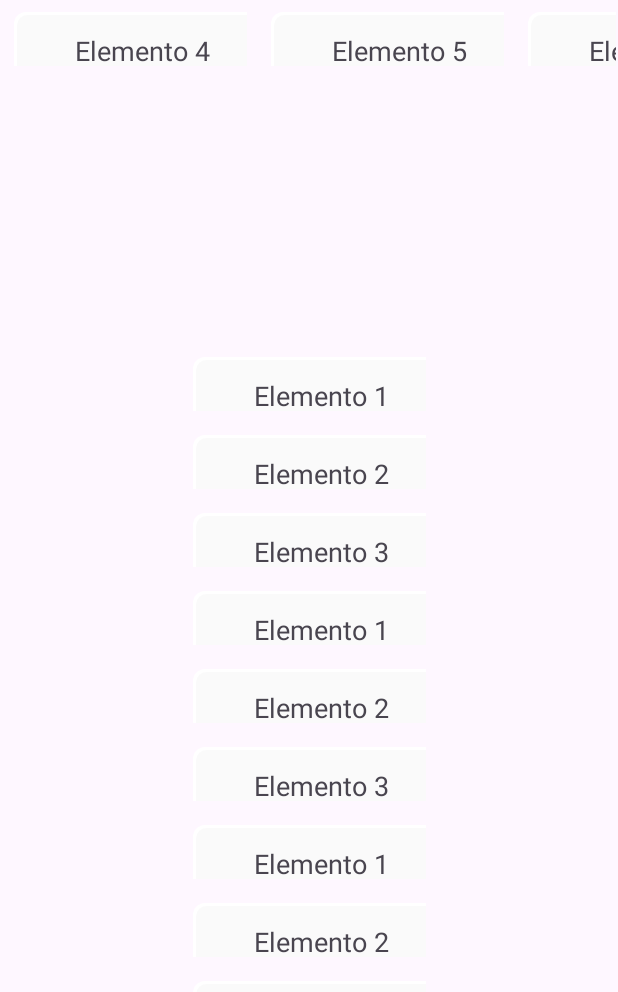
After one commit to Paola199723/frontend_android, an Android app: the listaStock screen opened directly, with no data from a screen before it, on a phone screen of 412 x 824 dp. The commit adds this screen. Shown: the top 992 px of the screen. Run offline under Robolectric (Android 15) with nearby library versions, the phone set to English and light mode, and no system bars.

Commit message:
se crean pantallas

```diff
--- a/app/build.gradle.kts
+++ b/app/build.gradle.kts
@@ -45,6 +45,7 @@ dependencies {
     implementation(libs.material)
     implementation(libs.androidx.activity)
     implementation(libs.androidx.constraintlayout)
+    implementation("androidx.recyclerview:recyclerview:1.2.1")
     testImplementation(libs.junit)
     androidTestImplementation(libs.androidx.junit)
     androidTestImplementation(libs.androidx.espresso.core)
--- a/app/src/main/AndroidManifest.xml
+++ b/app/src/main/AndroidManifest.xml
@@ -12,6 +12,10 @@
         android:supportsRtl="true"
         android:theme="@style/Theme.Prueba"
         tools:targetApi="31">
+
+        <activity
+            android:name=".listaStock"
+            android:exported="false" />
         <activity
             android:name=".MainActivity"
             android:exported="true">
--- /dev/null
+++ b/app/src/main/java/com/example/prueba/CustomAdapter.kt
@@ -0,0 +1,33 @@
+import android.view.LayoutInflater
+import android.view.View
+import android.view.ViewGroup
+import android.widget.TextView
+import androidx.recyclerview.widget.RecyclerView
+import com.example.prueba.R
+
+class CustomAdapter(
+    private val items: List<String>,
+    private val onItemClick: (Int) -> Unit // Agregamos la función de clic
+) : RecyclerView.Adapter<CustomAdapter.ViewHolder>() {
+
+    class ViewHolder(view: View) : RecyclerView.ViewHolder(view) {
+        val textView: TextView = view.findViewById(R.id.textView)
+    }
+
+    override fun onCreateViewHolder(parent: ViewGroup, viewType: Int): ViewHolder {
+        val view = LayoutInflater.from(parent.context)
+            .inflate(R.layout.item_list, parent, false)
+        return ViewHolder(view)
+    }
+
+    override fun onBindViewHolder(holder: ViewHolder, position: Int) {
+        holder.textView.text = items[position]
+
+        // Asignamos el click listener para cada item
+        holder.itemView.setOnClickListener {
+            onItemClick(position) // Llamamos la función con la posición del ítem
+        }
+    }
+
+    override fun getItemCount() = items.size
+}
--- a/app/src/main/java/com/example/prueba/MainActivity.kt
+++ b/app/src/main/java/com/example/prueba/MainActivity.kt
@@ -31,6 +31,9 @@ class MainActivity : AppCompatActivity() {
         if (!validarEmail(email)) {
             email_text.setError("Email no válido")
             // Aquí agregas la lógica de validación
+        }else{
+            val intent = Intent(this, listaStock::class.java)
+            startActivity(intent)
         }
     }
 
--- /dev/null
+++ b/app/src/main/java/com/example/prueba/listaStock.kt
@@ -0,0 +1,40 @@
+package com.example.prueba
+
+import CustomAdapter
+import android.os.Bundle
+import android.widget.Toast
+import androidx.activity.enableEdgeToEdge
+import androidx.appcompat.app.AppCompatActivity
+import androidx.core.view.ViewCompat
+import androidx.core.view.WindowInsetsCompat
+import androidx.recyclerview.widget.LinearLayoutManager
+import androidx.recyclerview.widget.RecyclerView
+import com.example.prueba.databinding.ActivityListaStockBinding
+
+class listaStock : AppCompatActivity() {
+
+    private lateinit var binding: ActivityListaStockBinding
+
+    override fun onCreate(savedInstanceState: Bundle?) {
+        super.onCreate(savedInstanceState)
+        binding = ActivityListaStockBinding.inflate(layoutInflater)
+        setContentView(binding.root)
+
+        val items = listOf("Elemento 1", "Elemento 2", "Elemento 3","Elemento 1", "Elemento 2", "Elemento 3","Elemento 1", "Elemento 2", "Elemento 3","Elemento 1", "Elemento 2", "Elemento 3","Elemento 1", "Elemento 2", "Elemento 3") // Datos
+
+        val itemsmenu = listOf("Elemento 4", "Elemento 5", "Elemento 6","Elemento 4", "Elemento 5", "Elemento 6","Elemento 4", "Elemento 5", "Elemento 6","Elemento 4", "Elemento 5", "Elemento 6","Elemento 4", "Elemento 5", "Elemento 6") // Datos
+
+        val adapter = CustomAdapter(items){position ->
+            Toast.makeText(this, "Item en posición: $position", Toast.LENGTH_SHORT).show()
+        }
+        val adapter2 = CustomAdapter(itemsmenu){position ->
+            Toast.makeText(this, "Item en posición: $position", Toast.LENGTH_SHORT).show()
+        }
+        binding.RecyclerView.layoutManager = LinearLayoutManager(this)
+        binding.RecyclerView.adapter = adapter
+
+        binding.RecyclerViewMenu.layoutManager = LinearLayoutManager(this,LinearLayoutManager.HORIZONTAL, false)
+        binding.RecyclerViewMenu.adapter = adapter2
+
+    }
+}
--- /dev/null
+++ b/app/src/main/res/drawable/textview_background.xml
@@ -0,0 +1,21 @@
+<?xml version="1.0" encoding="utf-8"?>
+<layer-list  xmlns:android="http://schemas.android.com/apk/res/android">
+        <!-- Sombra en la parte inferior -->
+        <item>
+            <shape android:shape="rectangle">
+                <corners android:radius="8dp"/>
+                <solid android:color="#FFFFFF"/>
+                <padding android:bottom="4dp"/>
+                <shadowColor android:color="#80000000"/>
+            </shape>
+        </item>
+
+        <!-- Borde blanco -->
+        <item>
+            <shape android:shape="rectangle">
+                <corners android:radius="8dp"/>
+                <stroke android:width="2dp" android:color="#FFFFFF"/>
+                <solid android:color="#FAFAFA"/>
+            </shape>
+        </item>
+</layer-list >
--- /dev/null
+++ b/app/src/main/res/layout/activity_lista_stock.xml
@@ -0,0 +1,44 @@
+<?xml version="1.0" encoding="utf-8"?>
+<androidx.constraintlayout.widget.ConstraintLayout xmlns:android="http://schemas.android.com/apk/res/android"
+    xmlns:app="http://schemas.android.com/apk/res-auto"
+    xmlns:tools="http://schemas.android.com/tools"
+    android:id="@+id/main"
+    android:layout_width="match_parent"
+    android:layout_height="match_parent"
+    tools:context=".listaStock">
+
+    <ScrollView
+        android:id="@+id/scrollView2"
+        android:layout_width="match_parent"
+        android:layout_height="wrap_content"
+        android:layout_margin="@dimen/cardview_compat_inset_shadow"
+        android:orientation="horizontal"
+        android:scrollbars="horizontal"
+        tools:layout_editor_absoluteX="1dp">
+
+        <LinearLayout
+            android:layout_width="match_parent"
+            android:layout_height="wrap_content">
+
+            <androidx.recyclerview.widget.RecyclerView
+                android:id="@+id/RecyclerViewMenu"
+                android:layout_width="match_parent"
+                android:layout_height="wrap_content"
+                android:scrollbarStyle="outsideInset" />
+        </LinearLayout>
+    </ScrollView>
+
+    <androidx.recyclerview.widget.RecyclerView
+        android:id="@+id/RecyclerView"
+        android:layout_width="wrap_content"
+        android:layout_height="440dp"
+        android:layout_marginTop="24dp"
+        app:layout_constraintBottom_toBottomOf="parent"
+        app:layout_constraintEnd_toEndOf="parent"
+        app:layout_constraintStart_toStartOf="parent"
+        app:layout_constraintTop_toBottomOf="@+id/scrollView2"
+        tools:ignore="MissingConstraints"
+        android:gravity="center"
+        />
+
+</androidx.constraintlayout.widget.ConstraintLayout>
--- /dev/null
+++ b/app/src/main/res/layout/item_list.xml
@@ -0,0 +1,17 @@
+<?xml version="1.0" encoding="utf-8"?>
+<LinearLayout xmlns:android="http://schemas.android.com/apk/res/android"
+    android:layout_width="171dp"
+    android:layout_height="52dp"
+    android:orientation="vertical"
+    android:padding="8dp">
+
+    <TextView
+        android:id="@+id/textView"
+        android:layout_width="171dp"
+        android:layout_height="52dp"
+        android:padding="8dp"
+        android:textSize="18sp"
+        android:gravity="center"
+        android:background="@drawable/textview_background"
+        />
+</LinearLayout>
```
